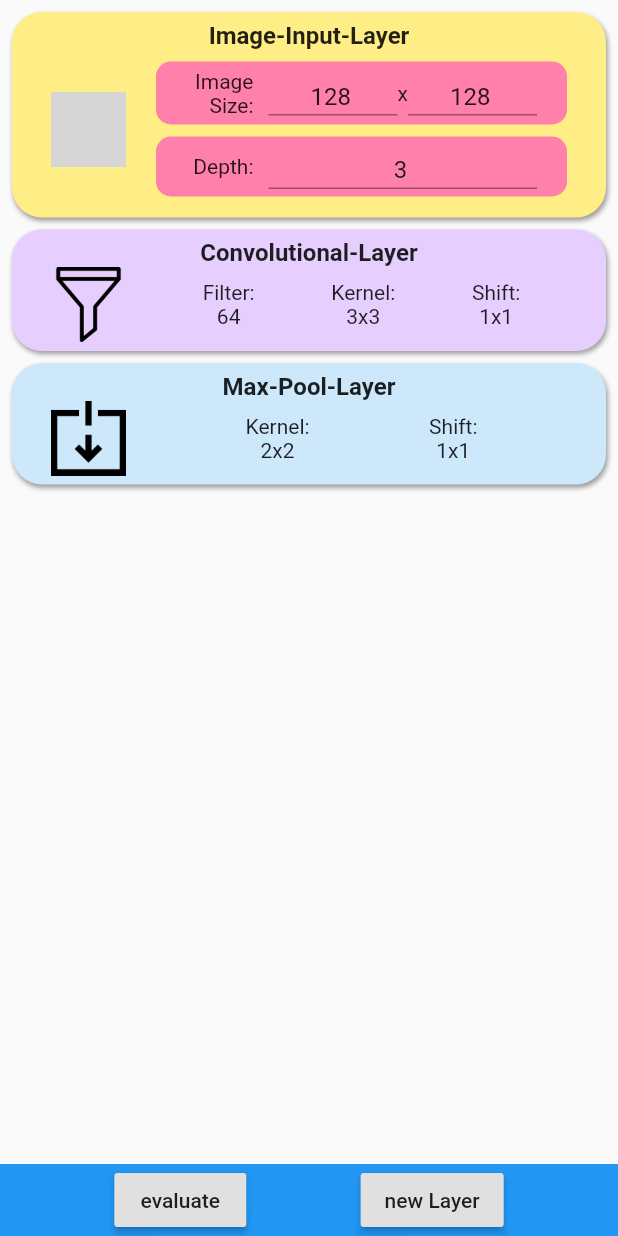
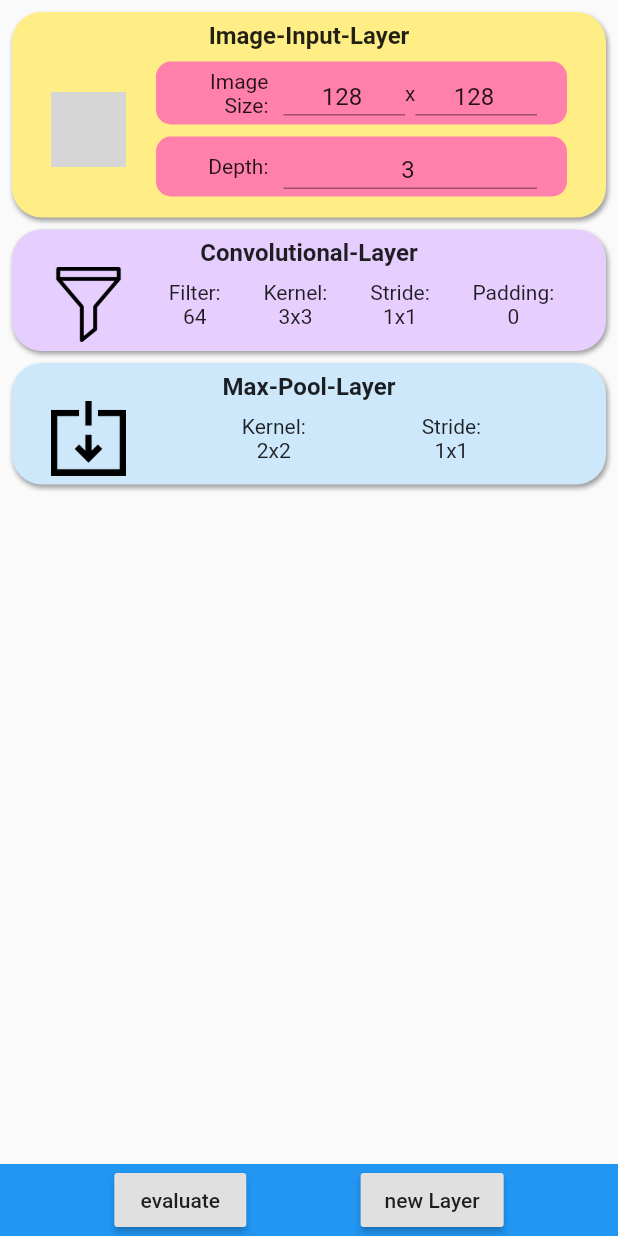
Before and after one commit to aeAlex/dnnImageLayerCalculator, a Flutter app: the screen it shows after launch, after a tap on "evaluate", on a phone screen of 412 x 824 dp. Run offline on Flutter 3.47's test engine with Material 2 defaults, Android fonts, the phone set to English and light mode, and no system bars; grey boxes are pictures that could not be loaded.

Commit message:
Implemented the Evaluation to the Log of the Layers and added Padding to Convolution

```diff
--- a/lib/models/inputLayerData.dart
+++ b/lib/models/ImageData.dart
@@ -1,9 +1,9 @@
 import 'package:imageshapecalculator/models/layerData.dart';
 import 'package:imageshapecalculator/models/rectangle.dart';
 
-class InputLayerData extends LayerData {
+class ImageData {
   Rectangle imageSize;
   int depth;
 
-  InputLayerData({this.imageSize, this.depth});
+  ImageData({this.imageSize, this.depth});
 }
--- a/lib/models/convolutionalLayerData.dart
+++ b/lib/models/convolutionalLayerData.dart
@@ -1,10 +1,27 @@
+import 'package:imageshapecalculator/models/ImageData.dart';
 import 'package:imageshapecalculator/models/layerData.dart';
 import 'package:imageshapecalculator/models/rectangle.dart';
 
 class ConvolutionalLayerData extends LayerData {
   int anzFilter;
   Rectangle kernel;
-  Rectangle shift;
+  Rectangle stride;
+  int padding;
+  ConvolutionalLayerData(
+      {this.anzFilter, this.kernel, this.stride, this.padding = 0});
 
-  ConvolutionalLayerData({this.anzFilter, this.kernel, this.shift});
+  @override
+  ImageData passTrough(ImageData imageData) {
+    //"${imageData.imageSize.w}-${this.kernel.w}+2*${this.padding}/${this.stride.w}");
+    int width = ((imageData.imageSize.w - this.kernel.w + 2 * this.padding) /
+                this.stride.w)
+            .round() +
+        1;
+    int height = ((imageData.imageSize.h - this.kernel.h + 2 * this.padding) /
+                this.stride.h)
+            .round() +
+        1;
+    return ImageData(
+        imageSize: Rectangle(w: width, h: height), depth: this.anzFilter);
+  }
 }
--- a/lib/models/layerData.dart
+++ b/lib/models/layerData.dart
@@ -1 +1,5 @@
-abstract class LayerData {}
+import 'package:imageshapecalculator/models/ImageData.dart';
+
+abstract class LayerData {
+  ImageData passTrough(ImageData imageData);
+}
--- a/lib/models/layers.dart
+++ b/lib/models/layers.dart
@@ -1,5 +1,5 @@
 import 'package:flutter/material.dart';
-import 'package:imageshapecalculator/models/inputLayerData.dart';
+import 'package:imageshapecalculator/models/ImageData.dart';
 import 'package:imageshapecalculator/models/layerData.dart';
 import 'package:imageshapecalculator/models/maxpoolingLayerData.dart';
 import 'package:imageshapecalculator/models/rectangle.dart';
@@ -19,13 +19,14 @@ class Layers extends ChangeNotifier {
   LayerData convLayerData = ConvolutionalLayerData(
       anzFilter: 64,
       kernel: Rectangle(w: 3, h: 3),
-      shift: Rectangle(w: 1, h: 1));
+      stride: Rectangle(w: 1, h: 1),
+      padding: 0);
 
   LayerData maxPoolLayerData = MaxPoolingLayerData(
-      kernel: Rectangle(w: 2, h: 2), shift: Rectangle(w: 1, h: 1));
+      kernel: Rectangle(w: 2, h: 2), stride: Rectangle(w: 1, h: 1));
 
-  InputLayerData inputLayerData =
-      InputLayerData(imageSize: Rectangle(w: 128, h: 128), depth: 3);
+  ImageData inputLayerData =
+      ImageData(imageSize: Rectangle(w: 128, h: 128), depth: 3);
 
   Layers() {
     this.layerList = <Widget>[
--- a/lib/models/maxpoolingLayerData.dart
+++ b/lib/models/maxpoolingLayerData.dart
@@ -1,11 +1,22 @@
+import 'package:imageshapecalculator/models/ImageData.dart';
 import 'package:imageshapecalculator/models/layerData.dart';
 import 'package:imageshapecalculator/models/rectangle.dart';
 
 class MaxPoolingLayerData extends LayerData {
   Rectangle kernel;
-  Rectangle shift;
+  Rectangle stride;
 
-  MaxPoolingLayerData({this.kernel, this.shift});
+  MaxPoolingLayerData({this.kernel, this.stride});
+
+  @override
+  ImageData passTrough(ImageData imageData) {
+    int width =
+        ((imageData.imageSize.w - this.kernel.w) / this.stride.w).round() + 1;
+    int height =
+        ((imageData.imageSize.h - this.kernel.h) / this.stride.w).round() + 1;
+    return ImageData(
+        imageSize: Rectangle(w: width, h: height), depth: imageData.depth);
+  }
 
   // TODO: Implement that the default values are the of the last same layer
 }
--- a/lib/screens/layerScreen.dart
+++ b/lib/screens/layerScreen.dart
@@ -1,4 +1,8 @@
 import 'package:flutter/material.dart';
+import 'package:imageshapecalculator/models/ImageData.dart';
+import 'package:imageshapecalculator/models/layerData.dart';
+import 'package:imageshapecalculator/widgets/dismissableListViewItem.dart';
+import 'package:imageshapecalculator/widgets/toggleableInputLayer.dart';
 
 import 'package:provider/provider.dart';
 
@@ -72,8 +76,7 @@ class _LayerScreenState extends State<LayerScreen> {
                           children: <Widget>[
                             RaisedButton(
                               onPressed: () {
-                                print("evaluate");
-                                print(layers.layerList.length);
+                                this.evaluateLayers(layers);
                               },
                               child: Text("evaluate"),
                             ),
@@ -87,6 +90,22 @@ class _LayerScreenState extends State<LayerScreen> {
         ),
       ),
     );
+  }
+
+  void evaluateLayers(Layers layers) {
+    print("evaluate");
+    ToggleableInputLayer inputLayer =
+        layers.layerList[0] as ToggleableInputLayer;
+    ImageData imageData = inputLayer.inputLayerData;
+
+    for (int i = 1; i < layers.layerList.length; i++) {
+      DismissableListViewItem disLvItem =
+          layers.layerList[i] as DismissableListViewItem;
+      LayerData layerData = disLvItem.layerData;
+      imageData = layerData.passTrough(imageData);
+      print(
+          "${imageData.imageSize.w}x${imageData.imageSize.h}x${imageData.depth}");
+    }
   }
 }
 
--- a/lib/widgets/convLayerCard.dart
+++ b/lib/widgets/convLayerCard.dart
@@ -48,9 +48,13 @@ class ConvLayerCard extends StatelessWidget {
                         textBeneath:
                             "${convLayerData.kernel.w}x${convLayerData.kernel.h}"),
                     TwoLineText(
-                        textAbove: "Shift:",
+                        textAbove: "Stride:",
                         textBeneath:
-                            "${convLayerData.shift.w}x${convLayerData.shift.h}"),
+                            "${convLayerData.stride.w}x${convLayerData.stride.h}"),
+                    TwoLineText(
+                      textAbove: "Padding:",
+                      textBeneath: "${convLayerData.padding}",
+                    ),
                   ],
                 ),
               ),
--- a/lib/widgets/expandedInputImageCard.dart
+++ b/lib/widgets/expandedInputImageCard.dart
@@ -1,5 +1,5 @@
 import 'package:flutter/material.dart';
-import 'package:imageshapecalculator/models/inputLayerData.dart';
+import 'package:imageshapecalculator/models/ImageData.dart';
 import 'package:imageshapecalculator/widgets/inputImageCard.dart';
 
 import 'labeledInputField.dart';
@@ -7,7 +7,7 @@ import 'labeledVectorInputField.dart';
 import "layerCardExterior.dart";
 
 class ExpandedInputImageCard extends StatelessWidget {
-  final InputLayerData inputLayerData;
+  final ImageData inputLayerData;
 
   const ExpandedInputImageCard({
     Key key,
--- a/lib/widgets/expendedConvLayerCard.dart
+++ b/lib/widgets/expendedConvLayerCard.dart
@@ -17,7 +17,7 @@ class ExpandedConvLayerCard extends StatelessWidget {
   @override
   Widget build(BuildContext context) {
     return LayerCardExterior(
-      height: 183.0,
+      height: 231.0,
       color: ConvLayerCard.color,
       child: Column(
         mainAxisAlignment: MainAxisAlignment.center,
@@ -59,14 +59,21 @@ class ExpandedConvLayerCard extends StatelessWidget {
                       },
                     ),
                     LabeledVectorInputField(
-                      label: "Shift: ",
-                      leftInitialValue: this.convLayerData.shift.w.toString(),
-                      rightInitialValue: this.convLayerData.shift.h.toString(),
+                      label: "Stride: ",
+                      leftInitialValue: this.convLayerData.stride.w.toString(),
+                      rightInitialValue: this.convLayerData.stride.h.toString(),
                       onLeftChanged: (value) {
-                        this.convLayerData.shift.w = int.parse(value);
+                        this.convLayerData.stride.w = int.parse(value);
                       },
                       onRightChanged: (value) {
-                        this.convLayerData.shift.h = int.parse(value);
+                        this.convLayerData.stride.h = int.parse(value);
+                      },
+                    ),
+                    LabeledInputField(
+                      label: "Padding: ",
+                      initialValue: this.convLayerData.padding.toString(),
+                      onChanged: (value) {
+                        this.convLayerData.padding = int.parse(value);
                       },
                     ),
                   ],
--- a/lib/widgets/expendedMaxPoolLayerCard.dart
+++ b/lib/widgets/expendedMaxPoolLayerCard.dart
@@ -53,16 +53,16 @@ class ExpandedMaxPoolLayerCard extends StatelessWidget {
                       },
                     ),
                     LabeledVectorInputField(
-                      label: "Shift: ",
+                      label: "Stride: ",
                       leftInitialValue:
-                          this.maxPoolLayerData.shift.w.toString(),
+                          this.maxPoolLayerData.stride.w.toString(),
                       rightInitialValue:
-                          this.maxPoolLayerData.shift.h.toString(),
+                          this.maxPoolLayerData.stride.h.toString(),
                       onLeftChanged: (value) {
-                        this.maxPoolLayerData.shift.w = int.parse(value);
+                        this.maxPoolLayerData.stride.w = int.parse(value);
                       },
                       onRightChanged: (value) {
-                        this.maxPoolLayerData.shift.h = int.parse(value);
+                        this.maxPoolLayerData.stride.h = int.parse(value);
                       },
                     ),
                   ],
--- a/lib/widgets/inputImageCard.dart
+++ b/lib/widgets/inputImageCard.dart
@@ -1,5 +1,5 @@
 import 'package:flutter/cupertino.dart';
-import 'package:imageshapecalculator/models/inputLayerData.dart';
+import 'package:imageshapecalculator/models/ImageData.dart';
 import 'package:imageshapecalculator/widgets/layerCardExterior.dart';
 
 import 'twoLineText.dart';
@@ -8,7 +8,7 @@ class InputImageCard extends StatelessWidget {
   static Color color = Color.fromARGB(255, 255, 237, 133);
   static AssetImage iconAssetImage = AssetImage('images/enter.png');
 
-  final InputLayerData inputLayerData;
+  final ImageData inputLayerData;
 
   const InputImageCard({
     Key key,
--- a/lib/widgets/labeledInputField.dart
+++ b/lib/widgets/labeledInputField.dart
@@ -42,7 +42,7 @@ class _LabeledInputFieldState extends State<LabeledInputField> {
                 this.widget.label,
                 textAlign: TextAlign.end,
               ),
-              width: 45.0),
+              width: 55.0),
           SizedBox(width: 10.0),
           Expanded(
             child: SizedBox(
--- a/lib/widgets/labeledVectorInputField.dart
+++ b/lib/widgets/labeledVectorInputField.dart
@@ -55,7 +55,7 @@ class _LabeledVectorInputFieldState extends State<LabeledVectorInputField> {
                 this.widget.label,
                 textAlign: TextAlign.end,
               ),
-              width: 45.0),
+              width: 55.0),
           SizedBox(width: 10.0),
           Expanded(
               child: SizedBox(
--- a/lib/widgets/maxPoolLayer.dart
+++ b/lib/widgets/maxPoolLayer.dart
@@ -44,9 +44,9 @@ class MaxPoolLayer extends StatelessWidget {
                         textBeneath:
                             "${maxPoolLayerData.kernel.w}x${maxPoolLayerData.kernel.h}"),
                     TwoLineText(
-                        textAbove: "Shift:",
+                        textAbove: "Stride:",
                         textBeneath:
-                            "${maxPoolLayerData.shift.w}x${maxPoolLayerData.shift.h}"),
+                            "${maxPoolLayerData.stride.w}x${maxPoolLayerData.stride.h}"),
                   ],
                 ),
               ),
--- a/lib/widgets/newLayerSubScreen.dart
+++ b/lib/widgets/newLayerSubScreen.dart
@@ -46,7 +46,7 @@ class NewLayerSubScreen extends StatelessWidget {
               LayerData convLayerData = ConvolutionalLayerData(
                   anzFilter: 64,
                   kernel: Rectangle(w: 3, h: 3),
-                  shift: Rectangle(w: 1, h: 1));
+                  stride: Rectangle(w: 1, h: 1));
 
               layers.layerList.add(
                 DismissableListViewItem(
@@ -70,7 +70,7 @@ class NewLayerSubScreen extends StatelessWidget {
               print("Maxpool-Layer was added");
 
               LayerData maxPoolLayerData = MaxPoolingLayerData(
-                  kernel: Rectangle(w: 2, h: 2), shift: Rectangle(w: 1, h: 1));
+                  kernel: Rectangle(w: 2, h: 2), stride: Rectangle(w: 1, h: 1));
 
               layers.layerList.add(
                 DismissableListViewItem(
--- a/lib/widgets/toggleableInputLayer.dart
+++ b/lib/widgets/toggleableInputLayer.dart
@@ -1,5 +1,5 @@
 import 'package:flutter/material.dart';
-import 'package:imageshapecalculator/models/inputLayerData.dart';
+import 'package:imageshapecalculator/models/ImageData.dart';
 import 'package:imageshapecalculator/widgets/expandedInputImageCard.dart';
 
 import 'inputImageCard.dart';
@@ -7,7 +7,7 @@ import 'inputImageCard.dart';
 class ToggleableInputLayer extends StatefulWidget {
   final bool isInitiallyExtended;
 
-  final InputLayerData inputLayerData;
+  final ImageData inputLayerData;
 
   const ToggleableInputLayer({
     Key key,
```
